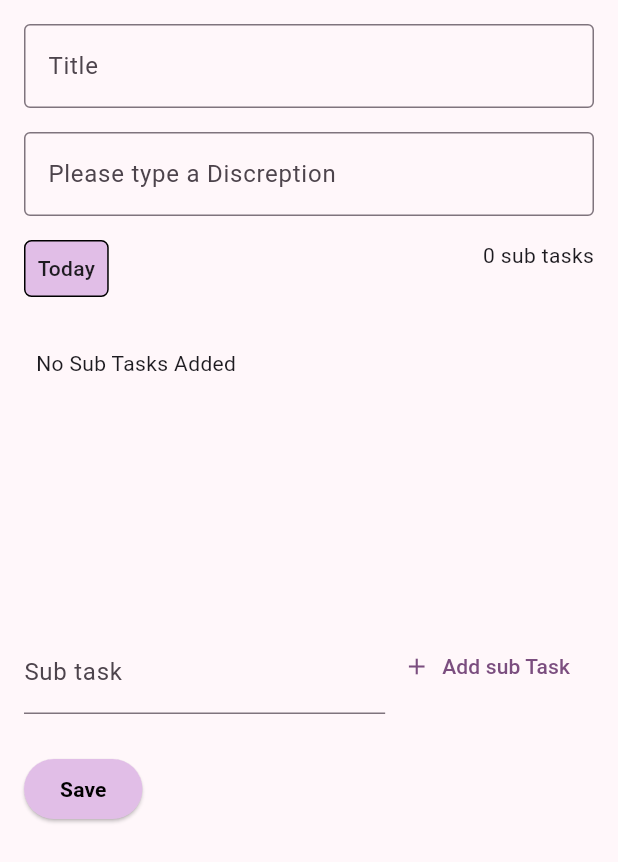
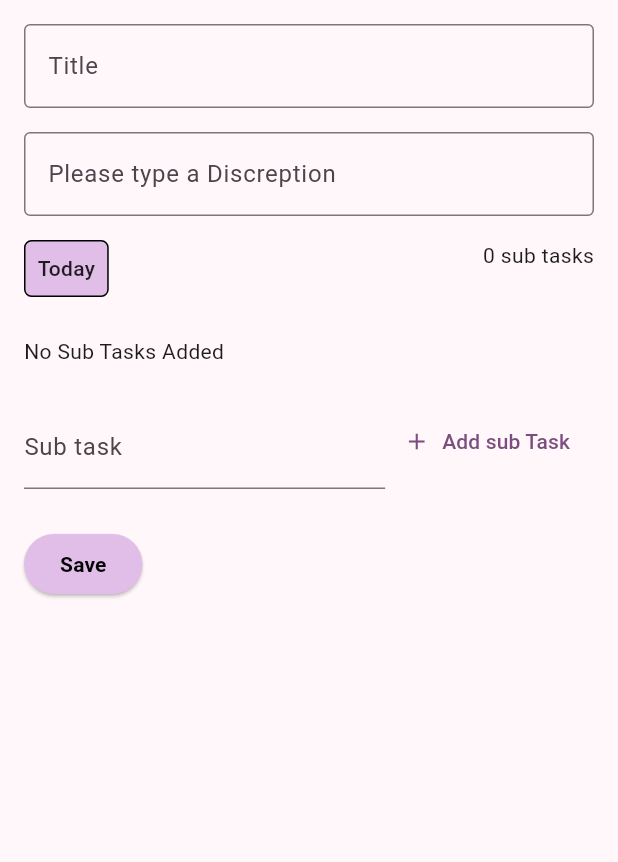
Before and after one commit to dumbun/my_list, a Flutter app: the AddTodoWidget widget shown alone on an empty page, opened directly, on a phone screen of 412 x 824 dp. Shown: the top 862 px of the screen. Run offline on Flutter 3.47's test engine with Material 3 defaults, Android fonts, the phone set to English and light mode, and no system bars; our stand-ins replace cloud_firestore, firebase_auth, firebase_core, flutter_dotenv, flutter_riverpod, google_fonts and 1 more; accounts and stored records are empty; generated files the repository leaves out were written again; Roboto replaces fonts that are missing (Play).

Commit message:
improved ui

```diff
--- a/lib/components/widgets/add_todo_widget.dart
+++ b/lib/components/widgets/add_todo_widget.dart
@@ -190,24 +190,18 @@ class _AddTodoWidgetState extends State<AddTodoWidget> {
                       ],
                     ),
                     const SizedBox(height: 26),
-                    Container(
-                      padding: const EdgeInsets.all(8),
-                      height: 170,
-                      child: Visibility(
-                        visible: _subTasks.isEmpty,
-                        replacement: ListView.builder(
-                          itemCount: _subTasks.length,
-                          itemBuilder: (BuildContext context, int index) {
-                            return ListTile(
-                              leading: const Icon(Icons.circle_outlined),
-                              title: Text(
-                                _subTasks[index]['title'],
-                              ),
-                            );
+                    Visibility(
+                      visible: _subTasks.isEmpty,
+                      replacement: Column(
+                        mainAxisAlignment: MainAxisAlignment.start,
+                        crossAxisAlignment: CrossAxisAlignment.start,
+                        children: _subTasks.map(
+                          (Map<String, dynamic> e) {
+                            return Text(e['title']);
                           },
-                        ),
-                        child: const Text("No Sub Tasks Added"),
+                        ).toList(),
                       ),
+                      child: const Text("No Sub Tasks Added"),
                     ),
                   ],
                 ),
--- a/lib/main.dart
+++ b/lib/main.dart
@@ -34,7 +34,11 @@ void main() async {
   );
   await dotenv.load(fileName: "key.env");
   GoogleFonts();
-  runApp(const ProviderScope(child: MyApp()));
+  runApp(
+    const ProviderScope(
+      child: MyApp(),
+    ),
+  );
 }
 
 class MyApp extends StatelessWidget {
```
